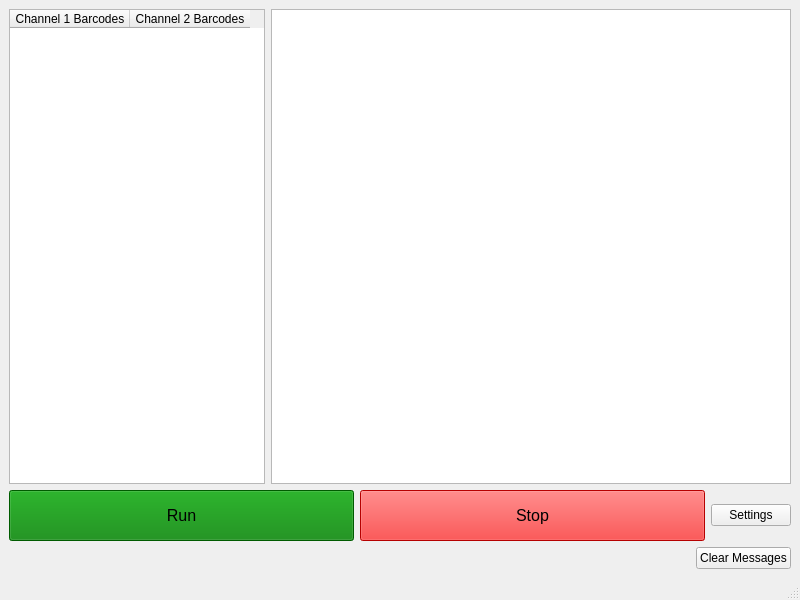
orkiman/MachineController, file src/gui/MainWindow.ui: the form before one commit.
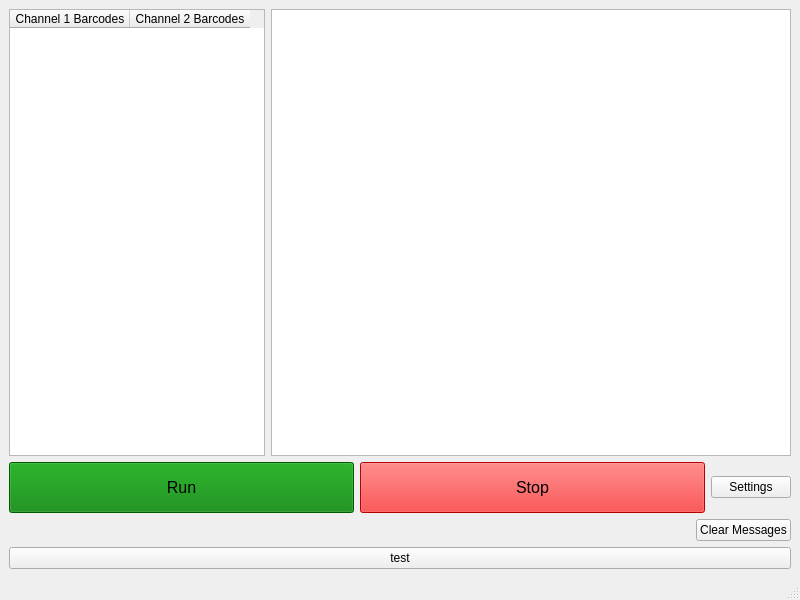
The form after the commit.

Commit message: working. implementing gui send communication massage signal to logic

The edit to the form file:
```diff
--- a/src/gui/MainWindow.ui
+++ b/src/gui/MainWindow.ui
@@ -147,6 +147,13 @@
       </item>
      </layout>
     </item>
+    <item>
+     <widget class="QPushButton" name="testButton">
+      <property name="text">
+       <string>test</string>
+      </property>
+     </widget>
+    </item>
    </layout>
   </widget>
   <widget class="QStatusBar" name="statusbar"/>
```
Left out of the diff: 6 changed lines with no effect on the pictures. The commit also changes 6 other files.
